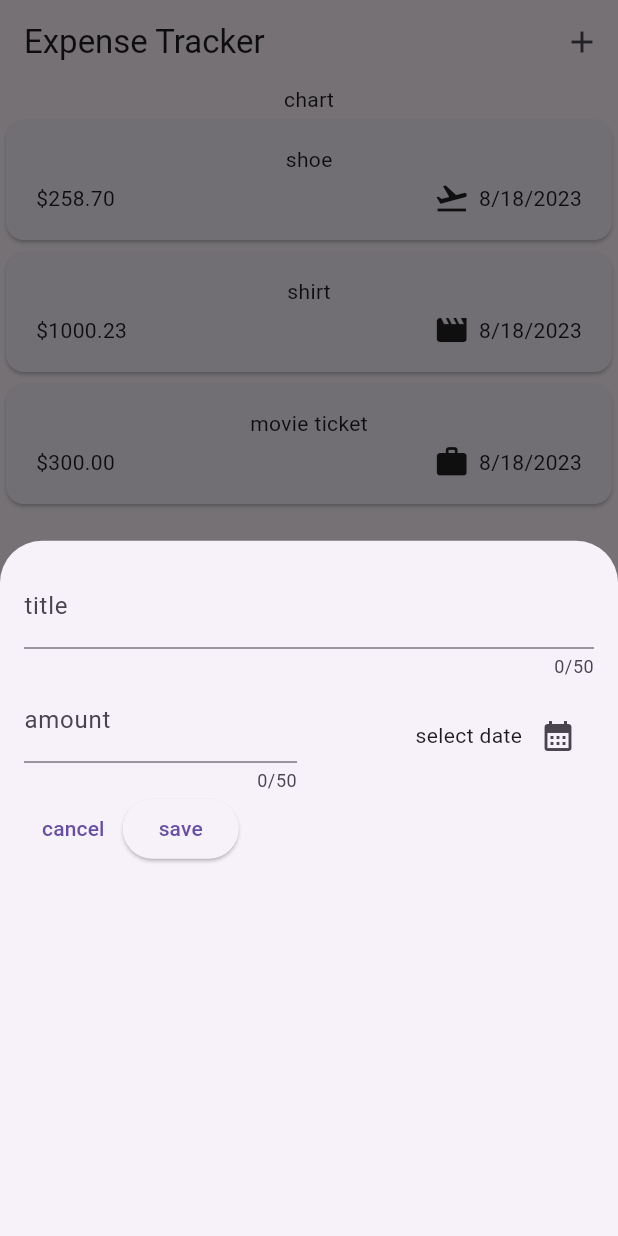
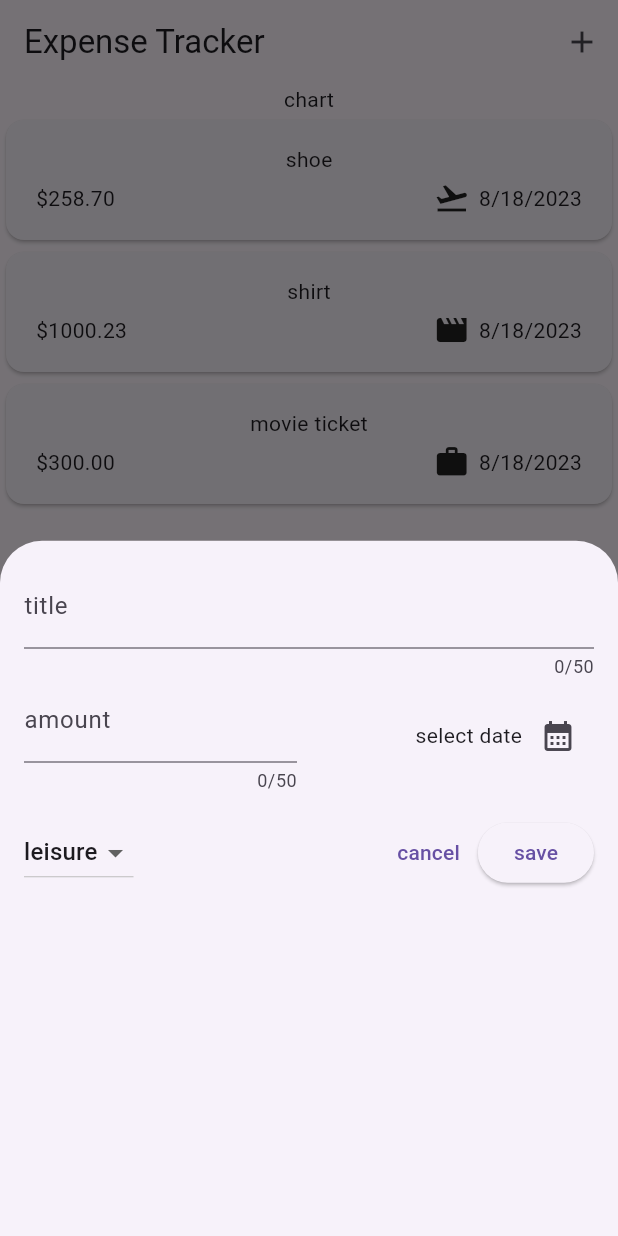
Before and after one commit to REDHUN/ExpenseTracker, a Flutter app: the screen it shows after launch, after a tap on the "add" icon, on a phone screen of 412 x 824 dp. Run offline on Flutter 3.47's test engine with Material 2 defaults, Android fonts, the phone set to English and light mode, and no system bars.

Commit message:
save new expense completed

```diff
--- a/lib/screens/expense_screen.dart
+++ b/lib/screens/expense_screen.dart
@@ -2,7 +2,6 @@ import 'package:expensetracker/models/expense.dart';
 import 'package:expensetracker/models/expense_list.dart';
 import 'package:expensetracker/screens/new_expense.dart';
 import 'package:flutter/material.dart';
-
 
 class Expense extends StatefulWidget {
   const Expense({super.key});
@@ -12,7 +11,7 @@ class Expense extends StatefulWidget {
 }
 
 class _ExpenseState extends State<Expense> {
-  final List<Expenses> expense = [
+  final List<Expenses> _expense = [
     Expenses(
         title: 'shoe',
         amount: 258.7,
@@ -30,22 +29,36 @@ class _ExpenseState extends State<Expense> {
         category: Category.work)
   ];
 
-  void _openaddexpenseOverlay(){
-    showModalBottomSheet(context: context, builder: (ctx)=>const NewExpense());
+  void _openaddexpenseOverlay() {
+    showModalBottomSheet(
+        context: context,
+        builder: (ctx) => NewExpense(
+              onAddExpense: _addExpense,
+            ));
   }
+
+  void _addExpense(Expenses expense) {
+    setState(() {
+      _expense.add(expense);
+    });
+  }
+
   @override
   Widget build(BuildContext context) {
     return Scaffold(
-      appBar: AppBar(actions: [
-        IconButton(onPressed: _openaddexpenseOverlay,
-        icon: const Icon(Icons.add),)
-      ],
-      title: const Text('Expense Tracker'),
+      appBar: AppBar(
+        actions: [
+          IconButton(
+            onPressed: _openaddexpenseOverlay,
+            icon: const Icon(Icons.add),
+          )
+        ],
+        title: const Text('Expense Tracker'),
       ),
       body: Column(
         children: [
           const Text('chart'),
-          Expanded(child: ExpenseList(expense: expense)),
+          Expanded(child: ExpenseList(expense: _expense)),
         ],
       ),
     );
--- a/lib/screens/new_expense.dart
+++ b/lib/screens/new_expense.dart
@@ -2,7 +2,8 @@ import 'package:expensetracker/models/expense.dart';
 import 'package:flutter/material.dart';
 
 class NewExpense extends StatefulWidget {
-  const NewExpense({super.key});
+  const NewExpense({super.key, required this.onAddExpense});
+  final void Function(Expenses expense) onAddExpense;
 
   @override
   State<NewExpense> createState() => _NewExpenseState();
@@ -12,6 +13,8 @@ class _NewExpenseState extends State<NewExpense> {
   final _titleController = TextEditingController();
   final _amountController = TextEditingController();
   DateTime? _selectedDate;
+  Category _selectedCategory = Category.leisure;
+
   void _datePicker() async {
     final now = DateTime.now();
     final fristDate = DateTime(now.year - 1, now.month, now.day);
@@ -23,6 +26,35 @@ class _NewExpenseState extends State<NewExpense> {
     setState(() {
       _selectedDate = pickedDate;
     });
+  }
+
+  void _submitExpense() {
+    final enteredAmount = double.tryParse(_amountController.text);
+    final amountIsValid = enteredAmount == null || enteredAmount <= 0;
+    if (_titleController.text.trim().isEmpty ||
+        amountIsValid ||
+        _selectedDate == null) {
+      showDialog(
+          context: context,
+          builder: (ctx) => AlertDialog(
+                title: const Text('Invalid Input'),
+                content: const Text(
+                    'pleas make sure a vaild title ,amount ,date and category was entered.'),
+                actions: [
+                  TextButton(
+                      onPressed: () {
+                        Navigator.pop(ctx);
+                      },
+                      child: const Text('okey'))
+                ],
+              ));
+      return;
+    }
+    widget.onAddExpense(Expenses(
+        title: _titleController.text,
+        amount: enteredAmount,
+        date: _selectedDate!,
+        category: _selectedCategory));
   }
 
   @override
@@ -77,8 +109,30 @@ class _NewExpenseState extends State<NewExpense> {
               )
             ],
           ),
+          const SizedBox(
+            height: 16,
+          ),
           Row(
             children: [
+              DropdownButton(
+                  value: _selectedCategory,
+                  items: Category.values
+                      .map(
+                        (category) => DropdownMenuItem(
+                          value: category,
+                          child: Text(category.name.toString()),
+                        ),
+                      )
+                      .toList(),
+                  onChanged: (value) {
+                    if (value == null) {
+                      return;
+                    }
+                    setState(() {
+                      _selectedCategory = value;
+                    });
+                  }),
+              const Spacer(),
               TextButton(
                 onPressed: () {
                   Navigator.pop(context);
@@ -86,11 +140,7 @@ class _NewExpenseState extends State<NewExpense> {
                 child: const Text('cancel'),
               ),
               ElevatedButton(
-                  onPressed: () {
-                    print(_titleController.text);
-                    print(_amountController.text);
-                  },
-                  child: const Text('save'))
+                  onPressed: _submitExpense, child: const Text('save'))
             ],
           )
         ],
```
